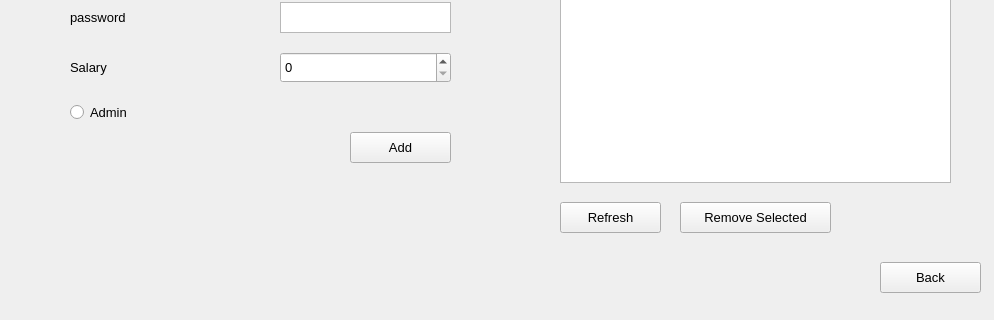
Old version of the form employee_window/employee_window.ui in the repository osamamuhammad3623/pharmacy_management_system; both pictures show x 0 to 994 and y 328 to 648 of the 994 by 648 pixel window.
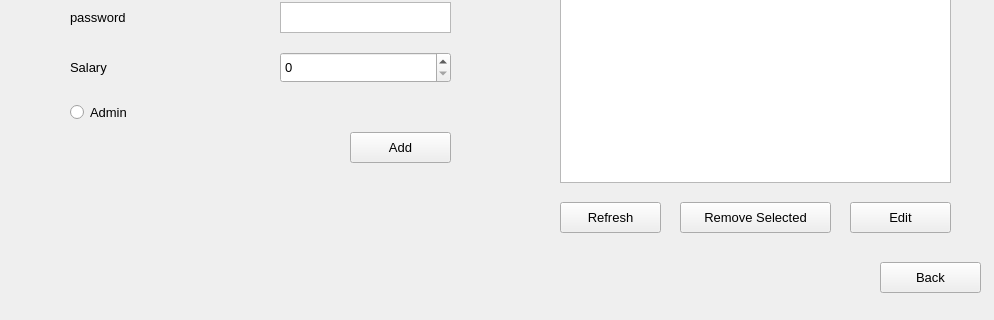
New version of the form.

Diff of the .ui file:
```diff
--- a/employee_window/employee_window.ui
+++ b/employee_window/employee_window.ui
@@ -416,9 +416,9 @@
    <property name="geometry">
     <rect>
      <x>70</x>
-     <y>480</y>
+     <y>490</y>
      <width>441</width>
-     <height>101</height>
+     <height>81</height>
     </rect>
    </property>
    <property name="font">
@@ -430,6 +430,24 @@
     <string/>
    </property>
   </widget>
+  <widget class="QPushButton" name="edit_ph">
+   <property name="geometry">
+    <rect>
+     <x>850</x>
+     <y>530</y>
+     <width>101</width>
+     <height>31</height>
+    </rect>
+   </property>
+   <property name="font">
+    <font>
+     <pointsize>10</pointsize>
+    </font>
+   </property>
+   <property name="text">
+    <string>Edit</string>
+   </property>
+  </widget>
  </widget>
  <resources/>
  <connections/>
```
